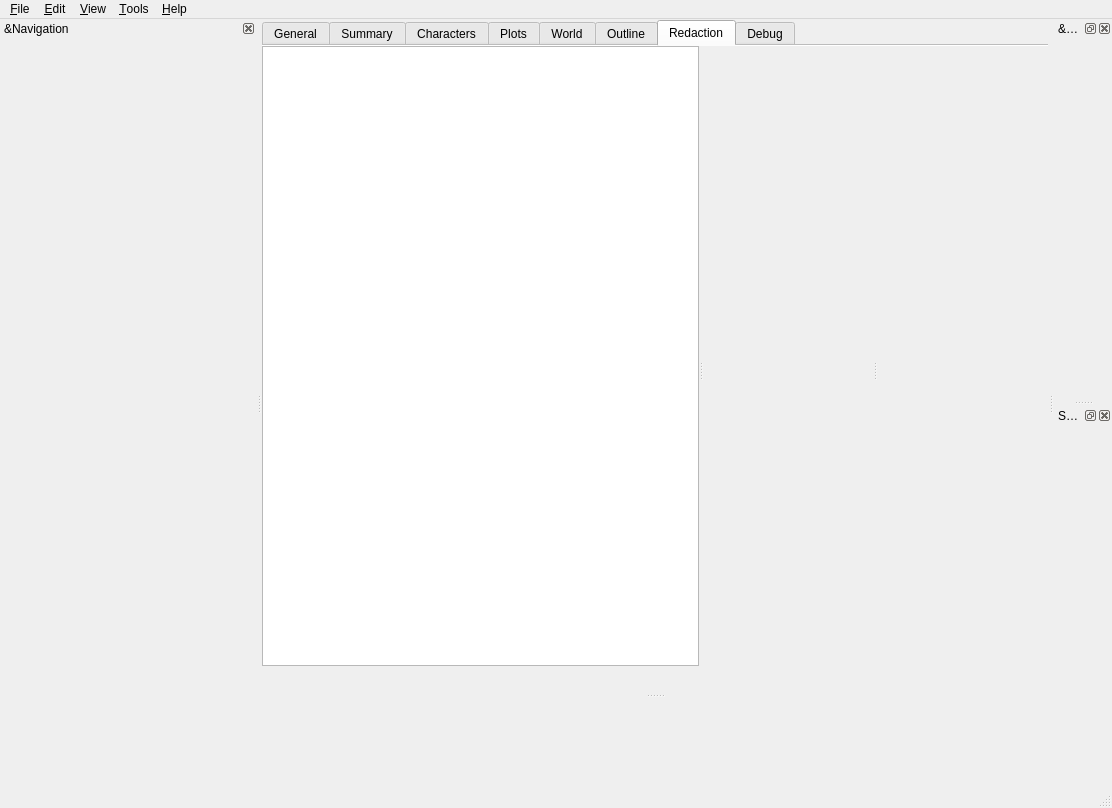
olivierkes/manuskript, file manuskript/ui/mainWindow.ui: the form before one commit.
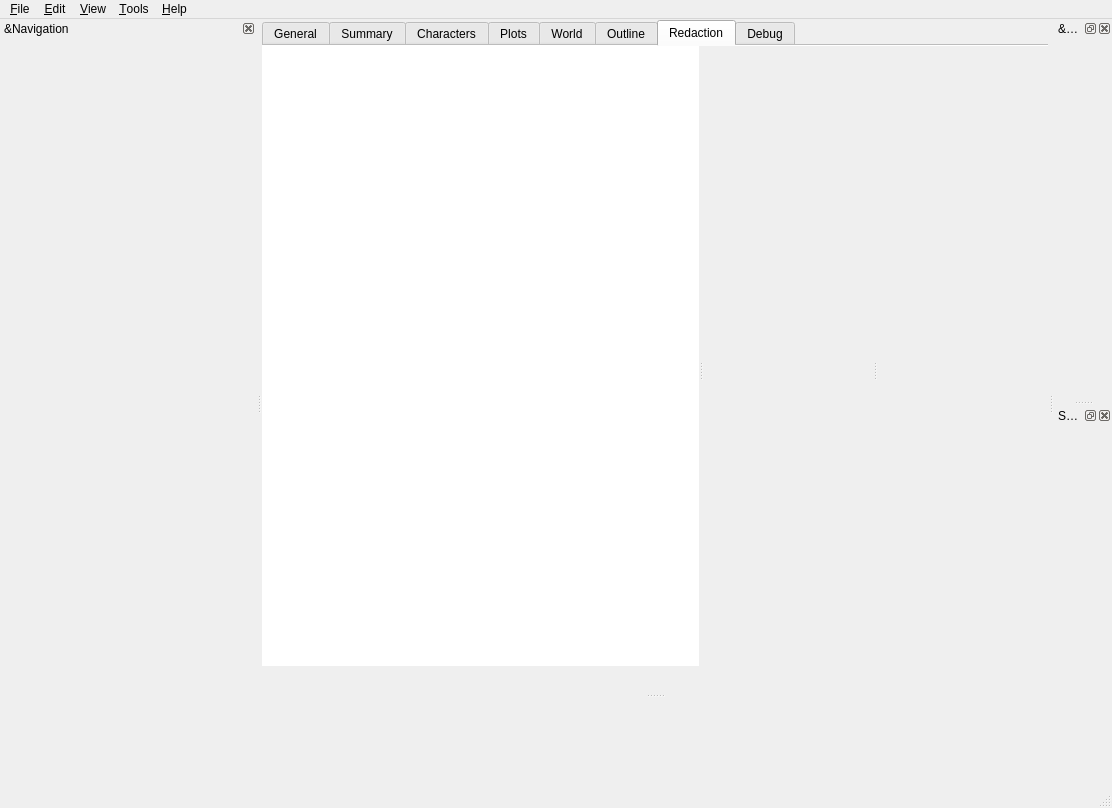
The form after the commit. Icons and pictures are not drawn. Custom widgets are drawn as their Qt base class.

The edit to the form file:
```diff
--- a/manuskript/ui/mainWindow.ui
+++ b/manuskript/ui/mainWindow.ui
@@ -1851,6 +1851,12 @@
                  </property>
                  <item>
                   <widget class="treeView" name="treeRedacOutline">
+                   <property name="autoFillBackground">
+                    <bool>true</bool>
+                   </property>
+                   <property name="frameShape">
+                    <enum>QFrame::NoFrame</enum>
+                   </property>
                    <property name="editTriggers">
                     <set>QAbstractItemView::EditKeyPressed</set>
                    </property>
```
